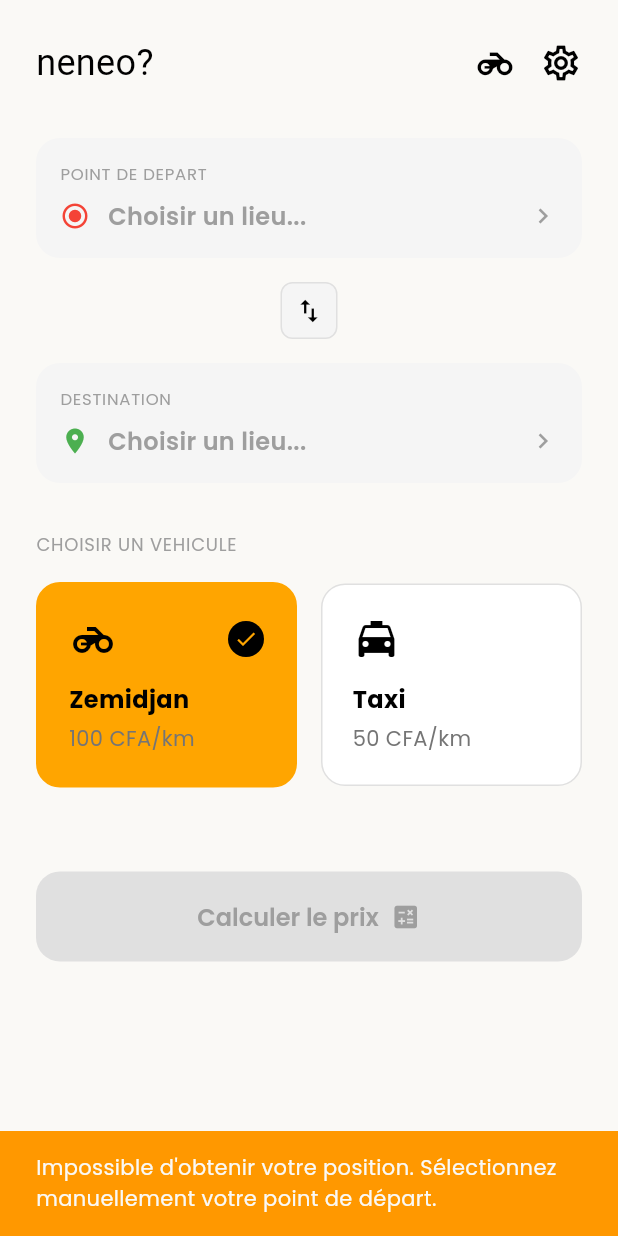
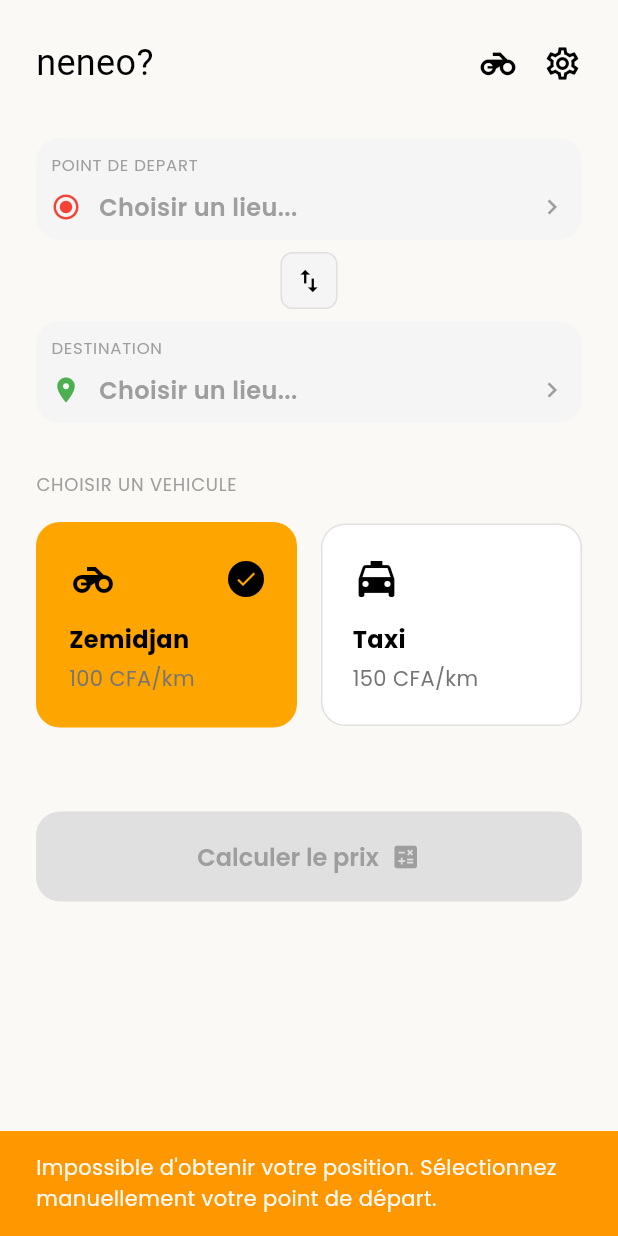
Before and after one commit to Rahim10020/neneo, a Flutter app: the HomeScreen screen opened by its route, on a phone screen of 412 x 824 dp. Run offline on Flutter 3.47's test engine with Material 3 defaults, Android fonts, the phone set to English and light mode, and no system bars; our stand-ins replace geolocator, google_fonts, hive_flutter, share_plus, shared_preferences, smooth_page_indicator; accounts and stored records are empty; Roboto replaces fonts that are missing (Acme).

Commit message:
utilisation des valeurs des constantes definies

```diff
--- a/lib/features/home/home_screen.dart
+++ b/lib/features/home/home_screen.dart
@@ -442,7 +442,7 @@ class _HomeScreenState extends State<HomeScreen> {
                           child: Icon(
                             Icons.settings_outlined,
                             color: AppColors.textPrimary,
-                            size: 28,
+                            size: 26,
                           ),
                         ),
                       ],
@@ -455,7 +455,7 @@ class _HomeScreenState extends State<HomeScreen> {
                 // Origin Button
                 if (_isGettingLocation)
                   Container(
-                    padding: const EdgeInsets.all(16),
+                    padding: const EdgeInsets.all(10),
                     decoration: BoxDecoration(
                       color: AppColors.gray100,
                       borderRadius: BorderRadius.circular(16),
@@ -489,7 +489,7 @@ class _HomeScreenState extends State<HomeScreen> {
                     onTap: _selectOrigin,
                   ),
 
-                const SizedBox(height: 16),
+                const SizedBox(height: 8),
 
                 // Swap button
                 Center(
@@ -511,7 +511,7 @@ class _HomeScreenState extends State<HomeScreen> {
                   ),
                 ),
 
-                const SizedBox(height: 16),
+                const SizedBox(height: 8),
 
                 // Destination Button
                 LocationButton(
--- a/lib/features/home/widgets/location_button.dart
+++ b/lib/features/home/widgets/location_button.dart
@@ -24,7 +24,7 @@ class LocationButton extends StatelessWidget {
     return GestureDetector(
       onTap: onTap,
       child: Container(
-        padding: const EdgeInsets.all(16),
+        padding: const EdgeInsets.all(10),
         decoration: BoxDecoration(
           color: AppColors.gray100,
           borderRadius: BorderRadius.circular(16),
@@ -58,11 +58,7 @@ class LocationButton extends StatelessWidget {
                     overflow: TextOverflow.ellipsis,
                   ),
                 ),
-                Icon(
-                  Icons.chevron_right,
-                  color: AppColors.gray500,
-                  size: 20,
-                ),
+                Icon(Icons.chevron_right, color: AppColors.gray500, size: 20),
               ],
             ),
           ],
--- a/lib/features/home/widgets/vehicle_selector.dart
+++ b/lib/features/home/widgets/vehicle_selector.dart
@@ -1,4 +1,5 @@
 import 'package:flutter/material.dart';
+import 'package:neneo/core/constants/app_constants.dart';
 import '../../../core/constants/app_colors.dart';
 import '../../../core/constants/app_text_styles.dart';
 
@@ -23,7 +24,7 @@ class VehicleSelector extends StatelessWidget {
             type: VehicleType.zemidjan,
             icon: Icons.motorcycle,
             label: 'Zemidjan',
-            pricePerKm: '100 CFA/km',
+            pricePerKm: "${AppConstants.motoBaseRate} CFA/km",
             isSelected: selectedVehicle == VehicleType.zemidjan,
             onTap: () => onVehicleSelected(VehicleType.zemidjan),
           ),
@@ -34,7 +35,7 @@ class VehicleSelector extends StatelessWidget {
             type: VehicleType.taxi,
             icon: Icons.local_taxi,
             label: 'Taxi',
-            pricePerKm: '50 CFA/km',
+            pricePerKm: "${AppConstants.taxiBaseRate} CFA/km",
             isSelected: selectedVehicle == VehicleType.taxi,
             onTap: () => onVehicleSelected(VehicleType.taxi),
           ),
```
